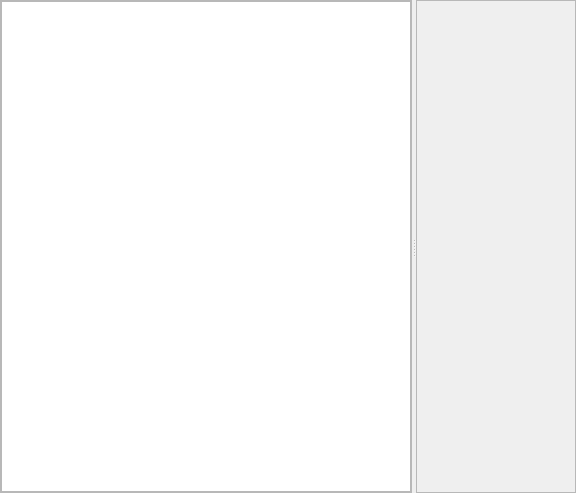
Above: imagejockey/svd/svdanalysisdialog.ui from PauloCarvalhoRJ/gammaray before the change. Below: the same form after it.
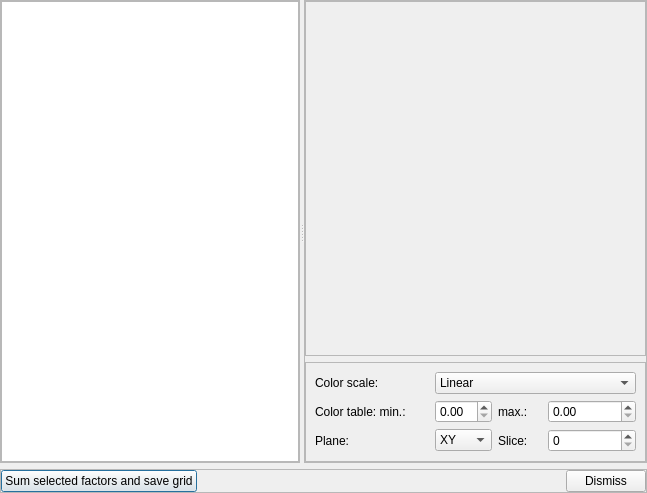
That is the form after the change. Custom widgets are drawn as their Qt base class.

Commit message: SVD: skeleton GUI for viewing factors in the SVD analysis dialog.

```diff
--- a/imagejockey/svd/svdanalysisdialog.ui
+++ b/imagejockey/svd/svdanalysisdialog.ui
@@ -6,23 +6,41 @@
    <rect>
     <x>0</x>
     <y>0</y>
-    <width>576</width>
+    <width>647</width>
     <height>493</height>
    </rect>
   </property>
   <property name="windowTitle">
    <string>Dialog</string>
   </property>
-  <layout class="QHBoxLayout" name="horizontalLayout">
+  <layout class="QVBoxLayout" name="verticalLayout_2">
    <property name="margin">
     <number>0</number>
    </property>
    <item>
     <widget class="QSplitter" name="splitterMain">
+     <property name="sizePolicy">
+      <sizepolicy hsizetype="Expanding" vsizetype="Expanding">
+       <horstretch>0</horstretch>
+       <verstretch>0</verstretch>
+      </sizepolicy>
+     </property>
      <property name="orientation">
       <enum>Qt::Horizontal</enum>
      </property>
      <widget class="QFrame" name="frmMainLeft">
+      <property name="sizePolicy">
+       <sizepolicy hsizetype="Preferred" vsizetype="Preferred">
+        <horstretch>0</horstretch>
+        <verstretch>0</verstretch>
+       </sizepolicy>
+      </property>
+      <property name="maximumSize">
+       <size>
+        <width>300</width>
+        <height>16777215</height>
+       </size>
+      </property>
       <property name="frameShape">
        <enum>QFrame::StyledPanel</enum>
       </property>
@@ -34,7 +52,14 @@
         <number>0</number>
        </property>
        <item>
-        <widget class="SVDFactorTreeView" name="svdFactorTreeView"/>
+        <widget class="SVDFactorTreeView" name="svdFactorTreeView">
+         <property name="sizePolicy">
+          <sizepolicy hsizetype="Preferred" vsizetype="Preferred">
+           <horstretch>0</horstretch>
+           <verstretch>0</verstretch>
+          </sizepolicy>
+         </property>
+        </widget>
        </item>
       </layout>
      </widget>
@@ -45,9 +70,174 @@
       <property name="frameShadow">
        <enum>QFrame::Raised</enum>
       </property>
+      <layout class="QVBoxLayout" name="verticalLayout_3">
+       <property name="margin">
+        <number>0</number>
+       </property>
+       <item>
+        <widget class="QFrame" name="frmRightTop">
+         <property name="sizePolicy">
+          <sizepolicy hsizetype="Preferred" vsizetype="Expanding">
+           <horstretch>0</horstretch>
+           <verstretch>0</verstretch>
+          </sizepolicy>
+         </property>
+         <property name="frameShape">
+          <enum>QFrame::StyledPanel</enum>
+         </property>
+         <property name="frameShadow">
+          <enum>QFrame::Raised</enum>
+         </property>
+         <layout class="QVBoxLayout" name="verticalLayout_4"/>
+        </widget>
+       </item>
+       <item>
+        <widget class="QFrame" name="frmRightBottom">
+         <property name="sizePolicy">
+          <sizepolicy hsizetype="Preferred" vsizetype="Minimum">
+           <horstretch>0</horstretch>
+           <verstretch>0</verstretch>
+          </sizepolicy>
+         </property>
+         <property name="frameShape">
+          <enum>QFrame::StyledPanel</enum>
+         </property>
+         <property name="frameShadow">
+          <enum>QFrame::Raised</enum>
+         </property>
+         <layout class="QGridLayout" name="gridLayout">
+          <item row="1" column="0" colspan="2">
+           <widget class="QLabel" name="label">
+            <property name="text">
+             <string>Color table: min.:</string>
+            </property>
+           </widget>
+          </item>
+          <item row="1" column="2">
+           <widget class="QDoubleSpinBox" name="dblSpinColorScaleMin"/>
+          </item>
+          <item row="1" column="3">
+           <widget class="QLabel" name="label_2">
+            <property name="text">
+             <string>max.:</string>
+            </property>
+           </widget>
+          </item>
+          <item row="1" column="4" colspan="2">
+           <widget class="QDoubleSpinBox" name="dblSpinColorScaleMax"/>
+          </item>
+          <item row="2" column="0">
+           <widget class="QLabel" name="label_3">
+            <property name="text">
+             <string>Plane:</string>
+            </property>
+           </widget>
+          </item>
+          <item row="2" column="3">
+           <widget class="QLabel" name="label_4">
+            <property name="text">
+             <string>Slice:</string>
+            </property>
+           </widget>
+          </item>
+          <item row="2" column="4" colspan="2">
+           <widget class="QSpinBox" name="spinSlice"/>
+          </item>
+          <item row="0" column="0">
+           <widget class="QLabel" name="label_5">
+            <property name="text">
+             <string>Color scale:</string>
+            </property>
+           </widget>
+          </item>
+          <item row="0" column="2" colspan="4">
+           <widget class="QComboBox" name="comboBox">
+            <item>
+             <property name="text">
+              <string>Linear</string>
+             </property>
+            </item>
+            <item>
+             <property name="text">
+              <string>Logarithmic</string>
+             </property>
+            </item>
+           </widget>
+          </item>
+          <item row="2" column="2">
+           <widget class="QComboBox" name="cmbPlane">
+            <item>
+             <property name="text">
+              <string>XY</string>
+             </property>
+            </item>
+            <item>
+             <property name="text">
+              <string>XZ</string>
+             </property>
+            </item>
+            <item>
+             <property name="text">
+              <string>YZ</string>
+             </property>
+            </item>
+           </widget>
+          </item>
+         </layout>
+        </widget>
+       </item>
+      </layout>
      </widget>
     </widget>
    </item>
+   <item>
+    <widget class="QFrame" name="frmBottom">
+     <property name="sizePolicy">
+      <sizepolicy hsizetype="Preferred" vsizetype="Minimum">
+       <horstretch>0</horstretch>
+       <verstretch>0</verstretch>
+      </sizepolicy>
+     </property>
+     <property name="frameShape">
+      <enum>QFrame::StyledPanel</enum>
+     </property>
+     <property name="frameShadow">
+      <enum>QFrame::Raised</enum>
+     </property>
+     <layout class="QHBoxLayout" name="horizontalLayout">
+      <property name="margin">
+       <number>0</number>
+      </property>
+      <item>
+       <widget class="QPushButton" name="btnSave">
+        <property name="text">
+         <string>Sum selected factors and save grid</string>
+        </property>
+       </widget>
+      </item>
+      <item>
+       <spacer name="horizontalSpacer">
+        <property name="orientation">
+         <enum>Qt::Horizontal</enum>
+        </property>
+        <property name="sizeHint" stdset="0">
+         <size>
+          <width>344</width>
+          <height>20</height>
+         </size>
+        </property>
+       </spacer>
+      </item>
+      <item>
+       <widget class="QPushButton" name="btnDismiss">
+        <property name="text">
+         <string>Dismiss</string>
+        </property>
+       </widget>
+      </item>
+     </layout>
+    </widget>
+   </item>
   </layout>
  </widget>
  <customwidgets>
```
Left out of the diff: 19 changed lines with no effect on the pictures. The commit also changes 2 other files.
